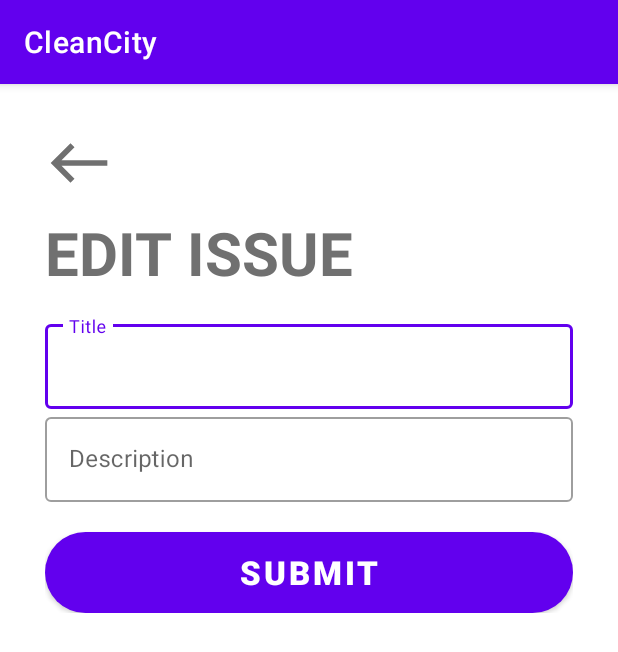
After one commit to paulcrasmareanu/clean-city-android-app, an Android app: the EditIssueActivity screen opened directly, with no data from a screen before it, on a phone screen of 412 x 824 dp. The commit adds this screen. Shown: the top 652 px of the screen. Run offline under Robolectric (Android 15) with nearby library versions, the phone set to English and light mode, and no system bars.

Commit message:
Added edit issue activity and issue service

```diff
--- a/app/src/main/AndroidManifest.xml
+++ b/app/src/main/AndroidManifest.xml
@@ -16,6 +16,9 @@
         android:roundIcon="@mipmap/ic_launcher_round"
         android:supportsRtl="true"
         android:theme="@style/Theme.CleanCity" >
+        <activity
+            android:name=".activities.EditIssueActivity"
+            android:exported="false" />
         <activity
             android:name=".activities.CreateIssueActivity"
             android:exported="false"
--- /dev/null
+++ b/app/src/main/java/com/upt/cleancity/activities/EditIssueActivity.kt
@@ -0,0 +1,24 @@
+package com.upt.cleancity.activities
+
+import androidx.appcompat.app.AppCompatActivity
+import android.os.Bundle
+import android.view.View
+import com.upt.cleancity.R
+
+class EditIssueActivity : AppCompatActivity() {
+    override fun onCreate(savedInstanceState: Bundle?) {
+        super.onCreate(savedInstanceState)
+        setContentView(R.layout.activity_edit_issue)
+    }
+
+    fun performButtonFunctionalities(view: View) {
+        when (view.id) {
+            R.id.issueEditBackButton -> finish()
+            R.id.issueEditSubmitButton -> updateIssue()
+        }
+    }
+
+    private fun updateIssue() {
+
+    }
+}
--- /dev/null
+++ b/app/src/main/java/com/upt/cleancity/service/IssueService.kt
@@ -0,0 +1,7 @@
+package com.upt.cleancity.service
+
+interface IssueService {
+
+    //todo add endpoints to access API
+
+}
--- /dev/null
+++ b/app/src/main/java/com/upt/cleancity/service/factory/IssueServiceFactory.kt
@@ -0,0 +1,23 @@
+package com.upt.cleancity.service.factory
+
+import com.upt.cleancity.service.IssueService
+import com.upt.cleancity.utils.AppState
+import okhttp3.OkHttpClient
+import retrofit2.Retrofit
+import retrofit2.converter.gson.GsonConverterFactory
+
+object IssueServiceFactory {
+
+    fun makeService(): IssueService {
+        val httpClient = OkHttpClient.Builder()
+
+        val builder = Retrofit.Builder()
+            .baseUrl(AppState.API_BASE_URL)
+            .addConverterFactory(GsonConverterFactory.create())
+
+        return builder
+            .client(httpClient.build())
+            .build().create(IssueService::class.java)
+    }
+
+}
--- /dev/null
+++ b/app/src/main/res/layout/activity_edit_issue.xml
@@ -0,0 +1,70 @@
+<?xml version="1.0" encoding="utf-8"?>
+<androidx.constraintlayout.widget.ConstraintLayout
+    xmlns:android="http://schemas.android.com/apk/res/android"
+    xmlns:tools="http://schemas.android.com/tools"
+    xmlns:app="http://schemas.android.com/apk/res-auto"
+    android:layout_width="match_parent"
+    android:layout_height="match_parent"
+    tools:context=".activities.EditIssueActivity">
+
+    <LinearLayout
+        android:layout_width="match_parent"
+        android:layout_height="wrap_content"
+        android:orientation="vertical"
+        android:padding="30dp"
+        tools:ignore="MissingConstraints">
+
+        <View
+            android:id="@+id/issueEditBackButton"
+            android:background="@drawable/selectable_back_button"
+            android:layout_width="45dp"
+            android:layout_height="45dp"
+            android:layout_marginBottom="10dp"
+            android:onClick="performButtonFunctionalities" />
+
+        <TextView
+            android:id="@+id/issueEditHeader"
+            android:layout_width="match_parent"
+            android:layout_height="wrap_content"
+            android:text="@string/edit_issue_text"
+            style="@style/PageTitleText"
+            android:layout_marginBottom="15dp" />
+
+        <com.google.android.material.textfield.TextInputLayout
+            android:id="@+id/issueEditTitle"
+            android:layout_width="match_parent"
+            android:layout_height="wrap_content"
+            android:hint="@string/title_text"
+            style="@style/Widget.MaterialComponents.TextInputLayout.OutlinedBox" >
+
+            <com.google.android.material.textfield.TextInputEditText
+                android:layout_width="match_parent"
+                android:layout_height="wrap_content" />
+
+        </com.google.android.material.textfield.TextInputLayout>
+
+        <com.google.android.material.textfield.TextInputLayout
+            android:id="@+id/issueEditDescription"
+            android:layout_width="match_parent"
+            android:layout_height="wrap_content"
+            android:hint="@string/description_text"
+            style="@style/Widget.MaterialComponents.TextInputLayout.OutlinedBox" >
+
+            <com.google.android.material.textfield.TextInputEditText
+                android:layout_width="match_parent"
+                android:layout_height="wrap_content" />
+
+        </com.google.android.material.textfield.TextInputLayout>
+
+        <Button
+            android:id="@+id/issueEditSubmitButton"
+            style="@style/mediumRoundButton"
+            android:layout_width="match_parent"
+            android:layout_height="wrap_content"
+            android:layout_marginTop="20dp"
+            android:text="@string/submit_text"
+            android:onClick="performButtonFunctionalities" />
+
+    </LinearLayout>
+
+  </androidx.constraintlayout.widget.ConstraintLayout>
--- a/app/src/main/res/values/strings.xml
+++ b/app/src/main/res/values/strings.xml
@@ -31,4 +31,5 @@
     <string name="title_text">Title</string>
     <string name="description_text">Description</string>
     <string name="submit_text">Submit</string>
+    <string name="edit_issue_text">Edit Issue</string>
 </resources>
```
